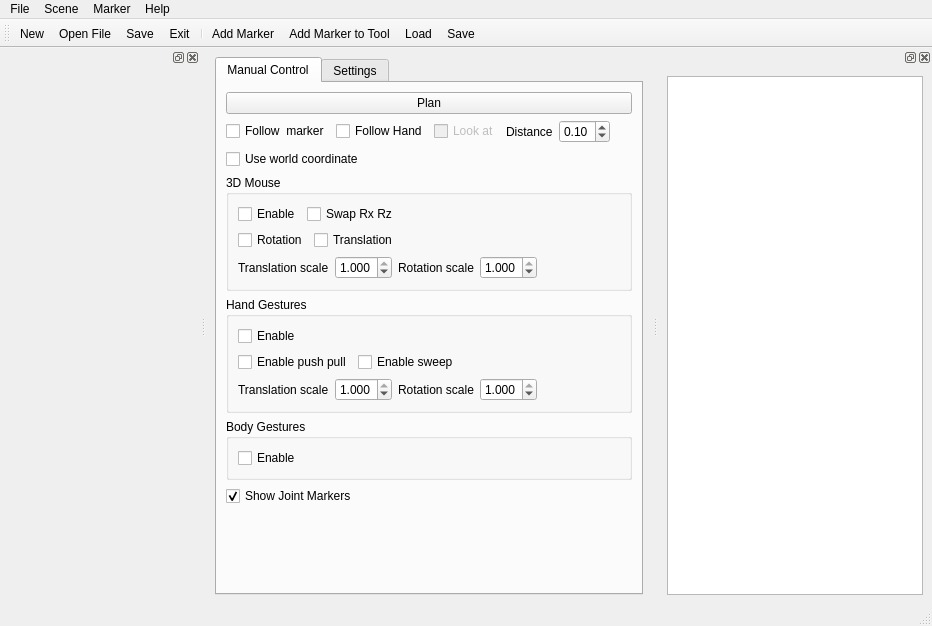
The window that hiveground/hg_apps/hg_inspector_arm/src/inspector_arm.ui (cuixiongyi/hiveground-ros-pkg) describes before a commit, drawn with Qt 5.
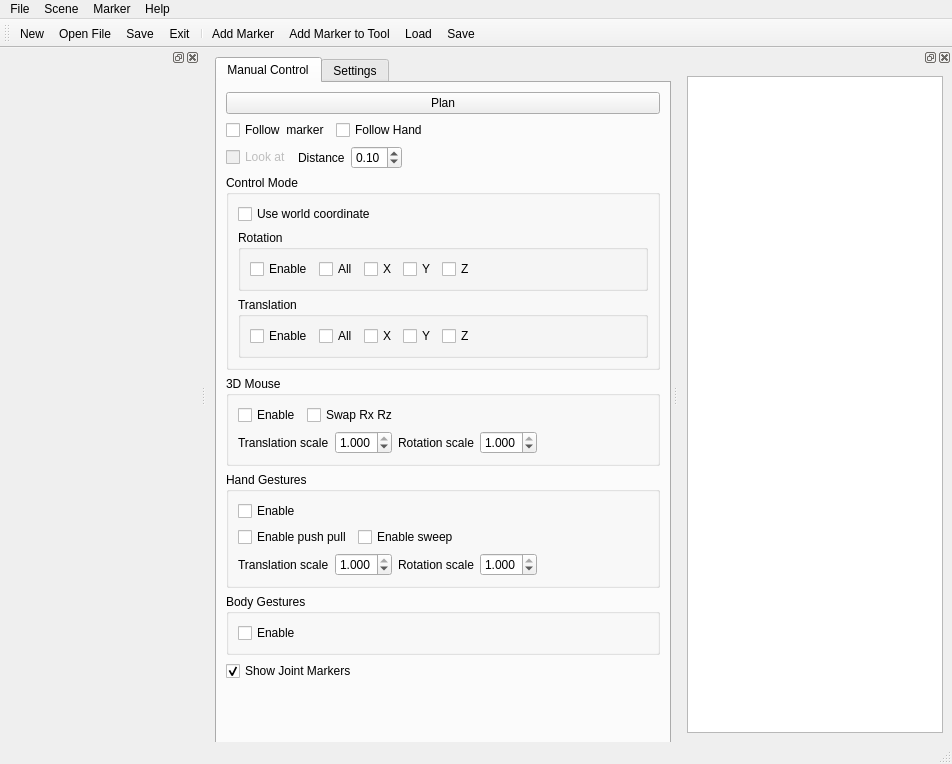
The same window after the commit.

Commit message: update gesture control

The edit to the form file:
```diff
--- a/hiveground/hg_apps/hg_inspector_arm/src/inspector_arm.ui
+++ b/hiveground/hg_apps/hg_inspector_arm/src/inspector_arm.ui
@@ -6,17 +6,23 @@
    <rect>
     <x>0</x>
     <y>0</y>
-    <width>932</width>
-    <height>626</height>
+    <width>952</width>
+    <height>764</height>
    </rect>
   </property>
   <property name="windowTitle">
    <string>MainWindow</string>
   </property>
   <widget class="QWidget" name="centralwidget">
-   <layout class="QHBoxLayout" name="horizontalLayout">
-    <item>
      <widget class="QTabWidget" name="tabWidget">
+    <property name="geometry">
+     <rect>
+      <x>9</x>
+      <y>9</y>
+      <width>456</width>
+      <height>704</height>
+     </rect>
+    </property>
       <property name="currentIndex">
        <number>0</number>
       </property>
@@ -24,7 +30,7 @@
        <attribute name="title">
         <string>Manual Control</string>
        </attribute>
-       <layout class="QVBoxLayout" name="verticalLayout_4">
+     <layout class="QVBoxLayout" name="verticalLayout_5">
         <item>
          <widget class="QPushButton" name="pushButtonPlan">
           <property name="text">
@@ -33,7 +39,7 @@
          </widget>
         </item>
         <item>
-         <layout class="QHBoxLayout" name="horizontalLayout_3">
+       <layout class="QHBoxLayout" name="horizontalLayout_11">
           <item>
            <widget class="QCheckBox" name="checkBoxFollowPoint">
             <property name="text">
@@ -49,6 +55,23 @@
            </widget>
           </item>
           <item>
+         <spacer name="horizontalSpacer">
+          <property name="orientation">
+           <enum>Qt::Horizontal</enum>
+          </property>
+          <property name="sizeHint" stdset="0">
+           <size>
+            <width>40</width>
+            <height>20</height>
+           </size>
+          </property>
+         </spacer>
+        </item>
+       </layout>
+      </item>
+      <item>
+       <layout class="QHBoxLayout" name="horizontalLayout_3">
+        <item>
            <widget class="QCheckBox" name="checkBoxLookAt">
             <property name="enabled">
              <bool>false</bool>
@@ -79,7 +102,7 @@
            </widget>
           </item>
           <item>
-           <spacer name="horizontalSpacer">
+         <spacer name="horizontalSpacer_8">
             <property name="orientation">
              <enum>Qt::Horizontal</enum>
             </property>
@@ -93,6 +116,12 @@
           </item>
          </layout>
         </item>
+      <item>
+       <widget class="QGroupBox" name="groupBox_4">
+        <property name="title">
+         <string>Control Mode</string>
+        </property>
+        <layout class="QVBoxLayout" name="verticalLayout_4">
         <item>
          <widget class="QCheckBox" name="checkBoxUseWorldCoordinate">
           <property name="text">
@@ -101,6 +130,123 @@
          </widget>
         </item>
         <item>
+          <widget class="QGroupBox" name="groupBox_6">
+           <property name="title">
+            <string>Rotation</string>
+           </property>
+           <layout class="QHBoxLayout" name="horizontalLayout_6">
+            <item>
+             <widget class="QCheckBox" name="checkBoxEnableRotation">
+              <property name="text">
+               <string>Enable</string>
+              </property>
+             </widget>
+            </item>
+            <item>
+             <widget class="QCheckBox" name="checkBoxAllRotation">
+              <property name="text">
+               <string>All</string>
+              </property>
+             </widget>
+            </item>
+            <item>
+             <widget class="QCheckBox" name="checkBoxEnableRotX">
+              <property name="text">
+               <string>X</string>
+              </property>
+             </widget>
+            </item>
+            <item>
+             <widget class="QCheckBox" name="checkBoxEnableRotY">
+              <property name="text">
+               <string>Y</string>
+              </property>
+             </widget>
+            </item>
+            <item>
+             <widget class="QCheckBox" name="checkBoxEnableRotZ">
+              <property name="text">
+               <string>Z</string>
+              </property>
+             </widget>
+            </item>
+            <item>
+             <spacer name="horizontalSpacer_3">
+              <property name="orientation">
+               <enum>Qt::Horizontal</enum>
+              </property>
+              <property name="sizeHint" stdset="0">
+               <size>
+                <width>40</width>
+                <height>20</height>
+               </size>
+              </property>
+             </spacer>
+            </item>
+           </layout>
+          </widget>
+         </item>
+         <item>
+          <widget class="QGroupBox" name="groupBox_5">
+           <property name="title">
+            <string>Translation</string>
+           </property>
+           <layout class="QHBoxLayout" name="horizontalLayout_10">
+            <item>
+             <widget class="QCheckBox" name="checkBoxEnableTranslation">
+              <property name="text">
+               <string>Enable</string>
+              </property>
+             </widget>
+            </item>
+            <item>
+             <widget class="QCheckBox" name="checkBoxAllTranslation">
+              <property name="text">
+               <string>All</string>
+              </property>
+             </widget>
+            </item>
+            <item>
+             <widget class="QCheckBox" name="checkBoxEnableTranX">
+              <property name="text">
+               <string>X</string>
+              </property>
+             </widget>
+            </item>
+            <item>
+             <widget class="QCheckBox" name="checkBoxEnableTranY">
+              <property name="text">
+               <string>Y</string>
+              </property>
+             </widget>
+            </item>
+            <item>
+             <widget class="QCheckBox" name="checkBoxEnableTranZ">
+              <property name="text">
+               <string>Z</string>
+              </property>
+             </widget>
+            </item>
+            <item>
+             <spacer name="horizontalSpacer_7">
+              <property name="orientation">
+               <enum>Qt::Horizontal</enum>
+              </property>
+              <property name="sizeHint" stdset="0">
+               <size>
+                <width>40</width>
+                <height>20</height>
+               </size>
+              </property>
+             </spacer>
+            </item>
+           </layout>
+          </widget>
+         </item>
+        </layout>
+       </widget>
+      </item>
+      <item>
          <widget class="QGroupBox" name="groupBox_2">
           <property name="title">
            <string>3D Mouse</string>
@@ -140,37 +286,6 @@
              </item>
             </layout>
            </item>
-           <item>
-            <layout class="QHBoxLayout" name="horizontalLayout_6">
-             <item>
-              <widget class="QCheckBox" name="checkBox3DMouseRotation">
-               <property name="text">
-                <string>Rotation</string>
-               </property>
-              </widget>
-             </item>
-             <item>
-              <widget class="QCheckBox" name="checkBox3DMouseTranslation">
-               <property name="text">
-                <string>Translation</string>
-               </property>
-              </widget>
-             </item>
-             <item>
-              <spacer name="horizontalSpacer_3">
-               <property name="orientation">
-                <enum>Qt::Horizontal</enum>
-               </property>
-               <property name="sizeHint" stdset="0">
-                <size>
-                 <width>40</width>
-                 <height>20</height>
-                </size>
-               </property>
-              </spacer>
-             </item>
-            </layout>
-           </item>
            <item>
             <layout class="QHBoxLayout" name="horizontalLayout_7">
              <item>
@@ -428,15 +543,13 @@
        </widget>
       </widget>
      </widget>
-    </item>
-   </layout>
   </widget>
   <widget class="QMenuBar" name="menubar">
    <property name="geometry">
     <rect>
      <x>0</x>
      <y>0</y>
-     <width>932</width>
+     <width>952</width>
      <height>25</height>
     </rect>
    </property>
```
Left out of the diff: 108 changed lines with no effect on the pictures. Lines whose indentation alone changed are shown as unchanged. The commit also changes 6 other files.
